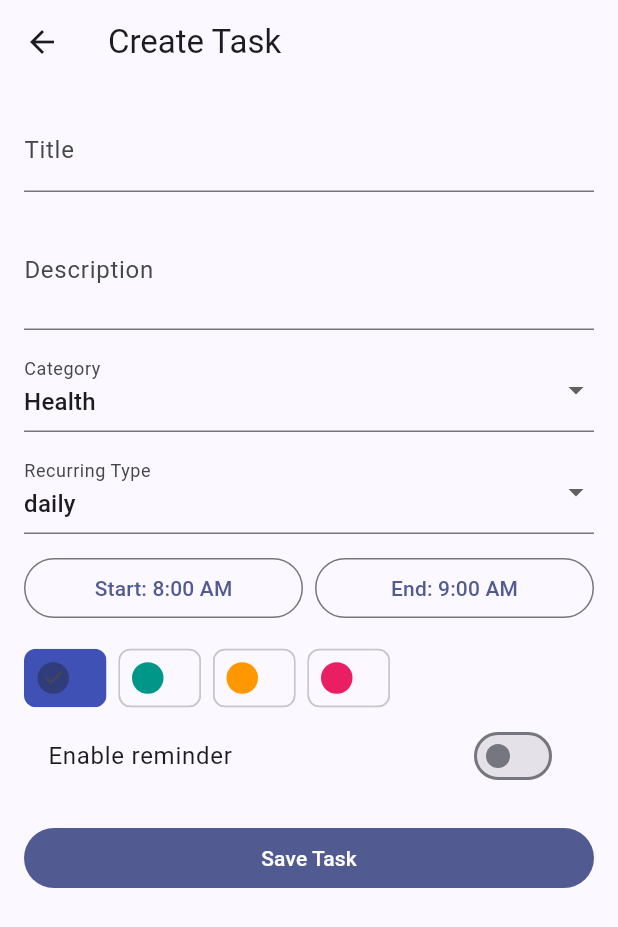
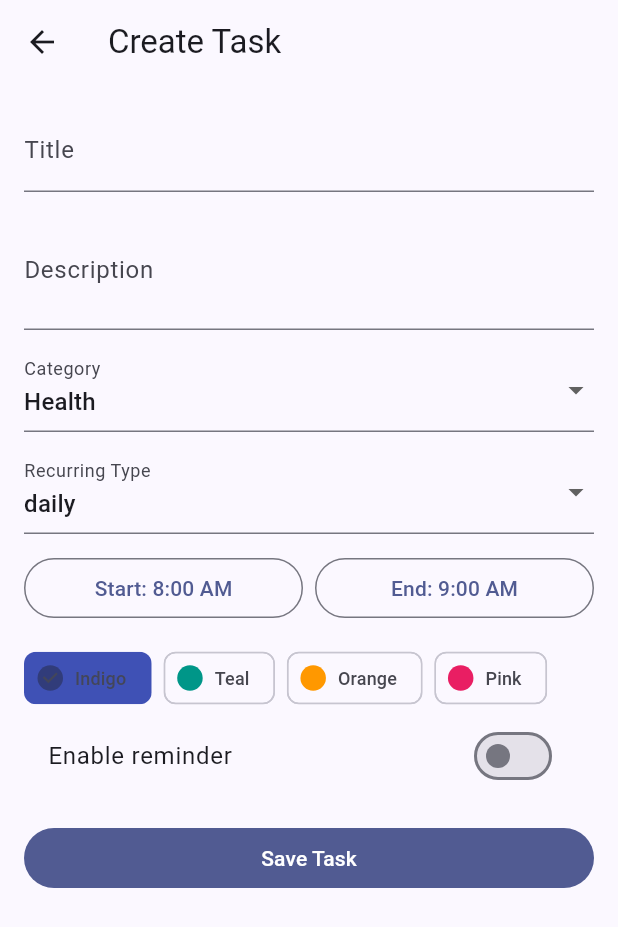
Before and after one commit to Siddharth-626/DisciplineApp, a Flutter app: the TaskFormScreen screen opened directly, on a phone screen of 412 x 824 dp. Shown: the top 927 px of the screen. Run offline on Flutter 3.47's test engine with Material 3 defaults, Android fonts, the phone set to English and light mode, and no system bars; our stand-ins replace cloud_firestore, firebase_auth, firebase_core, firebase_messaging, fl_chart, flutter_local_notifications and 3 more; accounts and stored records are empty.

Commit message:
🎨 Palette: Enhance accessibility and safety with tooltips and confirmation dialogs
- Implement a confirmation dialog for task deletion to prevent data loss.
- Add descriptive tooltips to all icon-only buttons (Analytics, Logout, Add, Delete).
- Enhance color selection accessibility by adding names and tooltips to choice chips.
- Fix numerical type mismatch in dashboard metrics to satisfy strict analyzer rules.
- Update deprecated color `.value` calls to `.toARGB32()`.
- Ensure async safety with `context.mounted` checks.
- Add .gitignore to exclude build artifacts and generated files.

Co-authored-by: Siddharth-626 <175191842+Siddharth-626@users.noreply.github.com>

```diff
--- a/lib/features/dashboard/domain/dashboard_metrics.dart
+++ b/lib/features/dashboard/domain/dashboard_metrics.dart
@@ -47,12 +47,12 @@ class DashboardMetrics {
       final hits = taskLogs.where((log) => log.status == TaskStatus.completed).length;
       final total = taskLogs.length;
       categoryPerformance[task.category] =
-          ((categoryPerformance[task.category] ?? 0) + (total == 0 ? 0 : hits / total));
+          ((categoryPerformance[task.category] ?? 0.0) + (total == 0 ? 0.0 : hits / total));
     }
 
     final streakStats = _calculateStreaks(logs);
     final total = completed + skipped + missed;
-    final productivity = total == 0 ? 0 : (completed / total) * 100;
+    final productivity = total == 0 ? 0.0 : (completed / total) * 100.0;
 
     return DashboardMetrics(
       completed: completed,
--- a/lib/features/tasks/domain/task_model.dart
+++ b/lib/features/tasks/domain/task_model.dart
@@ -77,7 +77,7 @@ class TaskModel {
       endTime: (map['endTime'] as Timestamp?)?.toDate() ?? DateTime.now(),
       recurringType: map['recurringType'] as String? ?? 'daily',
       category: map['category'] as String? ?? 'Personal',
-      color: map['color'] as int? ?? Colors.indigo.value,
+      color: map['color'] as int? ?? Colors.indigo.toARGB32(),
       reminderEnabled: map['reminderEnabled'] as bool? ?? false,
       createdAt: (map['createdAt'] as Timestamp?)?.toDate() ?? DateTime.now(),
     );
--- a/lib/features/tasks/presentation/task_form_screen.dart
+++ b/lib/features/tasks/presentation/task_form_screen.dart
@@ -20,7 +20,7 @@ class _TaskFormScreenState extends ConsumerState<TaskFormScreen> {
   final _description = TextEditingController();
   late String _category;
   late String _recurring;
-  var _color = Colors.indigo.value;
+  var _color = Colors.indigo.toARGB32();
   var _reminder = false;
   TimeOfDay _start = const TimeOfDay(hour: 8, minute: 0);
   TimeOfDay _end = const TimeOfDay(hour: 9, minute: 0);
@@ -33,7 +33,7 @@ class _TaskFormScreenState extends ConsumerState<TaskFormScreen> {
     _description.text = task?.description ?? '';
     _category = task?.category ?? AppConstants.taskCategories.first;
     _recurring = task?.recurringType ?? AppConstants.recurringTypes.first;
-    _color = task?.color ?? Colors.indigo.value;
+    _color = task?.color ?? Colors.indigo.toARGB32();
     _reminder = task?.reminderEnabled ?? false;
     if (task != null) {
       _start = TimeOfDay.fromDateTime(task.startTime);
@@ -114,13 +114,19 @@ class _TaskFormScreenState extends ConsumerState<TaskFormScreen> {
             Wrap(
               spacing: 8,
               children: [
-                for (final color in [Colors.indigo, Colors.teal, Colors.orange, Colors.pink])
+                for (final entry in {
+                  'Indigo': Colors.indigo,
+                  'Teal': Colors.teal,
+                  'Orange': Colors.orange,
+                  'Pink': Colors.pink
+                }.entries)
                   ChoiceChip(
-                    label: const Text(''),
-                    selectedColor: color,
-                    selected: _color == color.value,
-                    onSelected: (_) => setState(() => _color = color.value),
-                    avatar: CircleAvatar(backgroundColor: color),
+                    label: Text(entry.key, style: const TextStyle(fontSize: 12)),
+                    tooltip: 'Select ${entry.key} color',
+                    selectedColor: entry.value,
+                    selected: _color == entry.value.toARGB32(),
+                    onSelected: (_) => setState(() => _color = entry.value.toARGB32()),
+                    avatar: CircleAvatar(backgroundColor: entry.value, radius: 10),
                   ),
               ],
             ),
@@ -149,7 +155,7 @@ class _TaskFormScreenState extends ConsumerState<TaskFormScreen> {
                   createdAt: widget.task?.createdAt ?? now,
                 );
                 await ref.read(taskControllerProvider.notifier).saveTask(task);
-                if (mounted) Navigator.pop(context);
+                if (context.mounted) Navigator.pop(context);
               },
               child: const Text('Save Task'),
             ),
--- a/lib/widgets/task_card.dart
+++ b/lib/widgets/task_card.dart
@@ -24,7 +24,11 @@ class TaskCard extends StatelessWidget {
         subtitle: Text(
           '${task.category} • ${DateFormat.Hm().format(task.startTime)} - ${DateFormat.Hm().format(task.endTime)}',
         ),
-        trailing: IconButton(icon: const Icon(Icons.delete_outline), onPressed: onDelete),
+        trailing: IconButton(
+          icon: const Icon(Icons.delete_outline),
+          onPressed: onDelete,
+          tooltip: 'Delete Task',
+        ),
       ),
     );
   }
```
Also changed, not shown: lib/features/tasks/presentation/tasks_screen.dart (+29 -1 lines), 2 other files.
